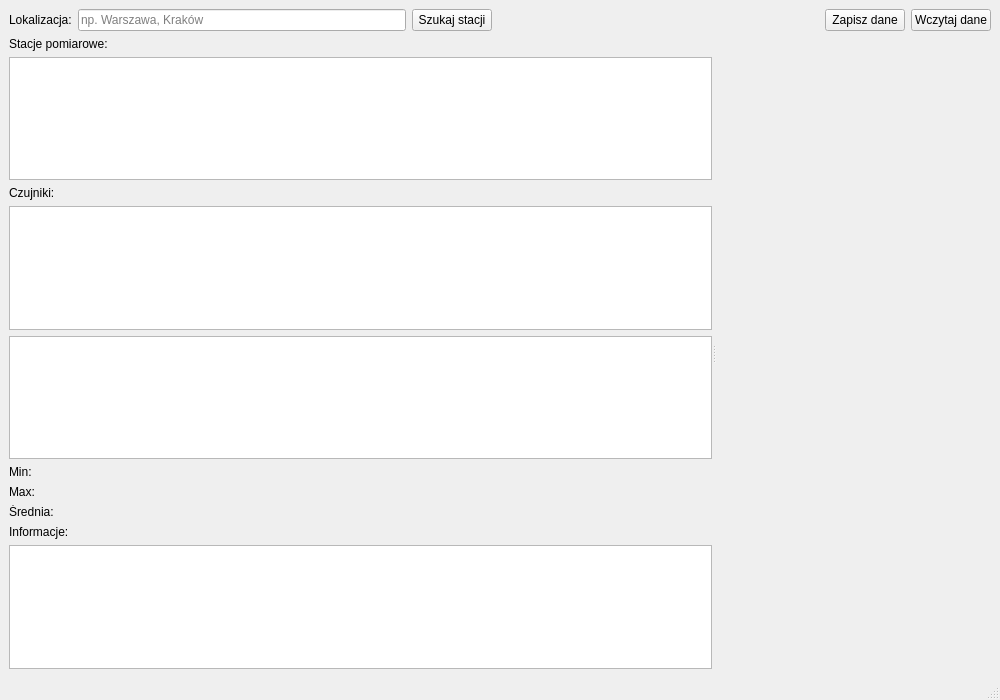
The window that mainwindow.ui (Pr3dat0r23/AirQualityMonitor) describes before a commit, drawn with Qt 5.
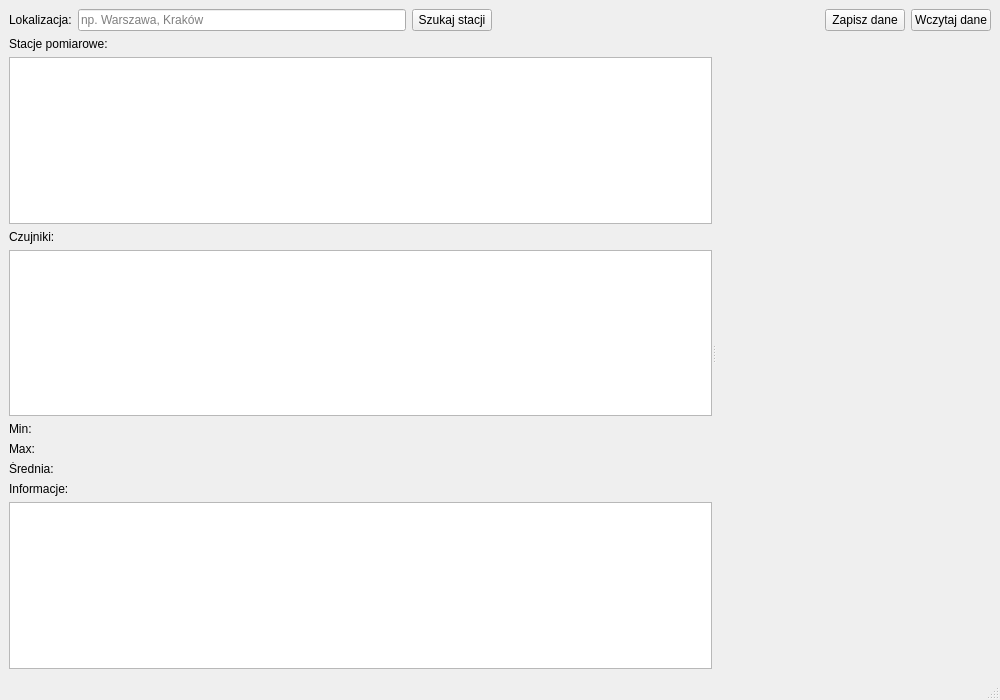
The same window after the commit. Custom widgets are drawn as their Qt base class.

```diff
--- a/mainwindow.ui
+++ b/mainwindow.ui
@@ -108,9 +108,6 @@
           </property>
          </widget>
         </item>
-        <item>
-         <widget class="QTableWidget" name="statsTable"/>
-        </item>
         <item>
          <widget class="QLabel" name="minValueLabel">
           <property name="text">
```
